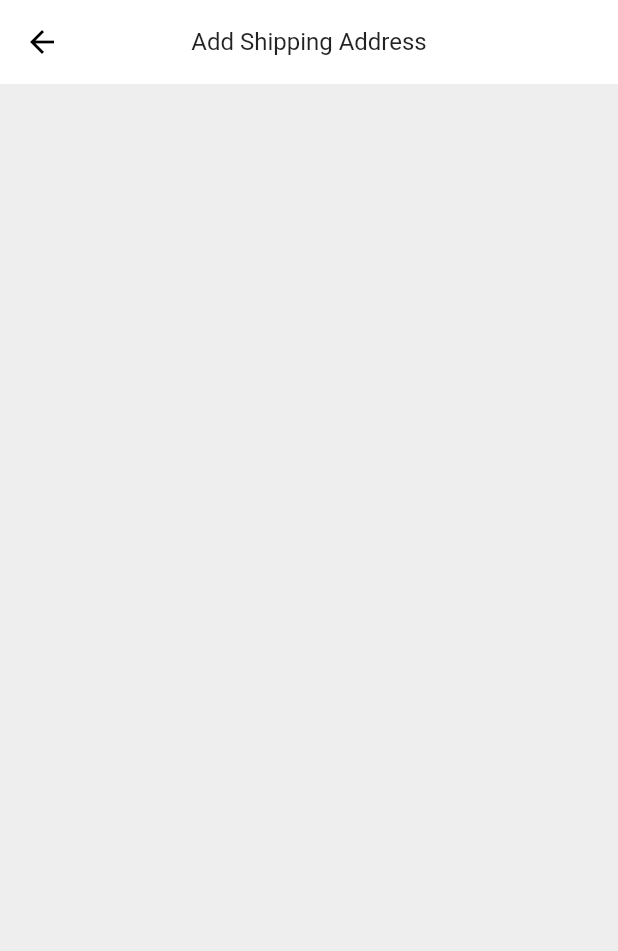
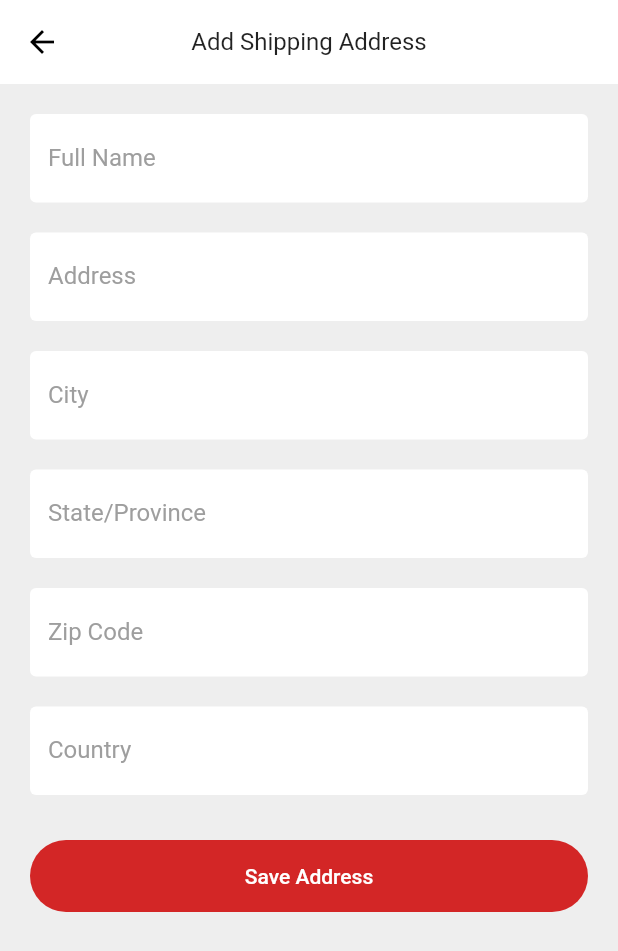
Before and after one commit to mustafa-farag/E-commerce_V2, a Flutter app: the AddShippingAddressScreen screen opened directly, on a phone screen of 412 x 824 dp. Shown: the top 951 px of the screen. Run offline on Flutter 3.47's test engine with Material 2 defaults, Android fonts, the phone set to English and light mode, and no system bars; our stand-ins replace cloud_firestore, firebase_auth, firebase_core, flutter_rating_bar, font_awesome_flutter, persistent_bottom_nav_bar_v2; accounts and stored records are empty; network calls fail.

Commit message:
add address page UI

```diff
--- a/lib/views/screens/checkout/add_shipping_address.dart
+++ b/lib/views/screens/checkout/add_shipping_address.dart
@@ -1,7 +1,34 @@
+import 'package:commercialapp/views/widgets/default_button.dart';
+import 'package:commercialapp/views/widgets/default_text_form_field.dart';
 import 'package:flutter/material.dart';
 
-class AddShippingAddressScreen extends StatelessWidget {
+class AddShippingAddressScreen extends StatefulWidget {
   const AddShippingAddressScreen({Key? key}) : super(key: key);
+
+  @override
+  State<AddShippingAddressScreen> createState() =>
+      _AddShippingAddressScreenState();
+}
+
+class _AddShippingAddressScreenState extends State<AddShippingAddressScreen> {
+  final _formKey = GlobalKey<FormState>();
+  final _fullNameController = TextEditingController();
+  final _addressController = TextEditingController();
+  final _cityController = TextEditingController();
+  final _stateController = TextEditingController();
+  final _zipCodeController = TextEditingController();
+  final _countryController = TextEditingController();
+
+  @override
+  void dispose() {
+    _fullNameController.dispose();
+    _addressController.dispose();
+    _cityController.dispose();
+    _stateController.dispose();
+    _zipCodeController.dispose();
+    _countryController.dispose();
+    super.dispose();
+  }
 
   @override
   Widget build(BuildContext context) {
@@ -13,6 +40,79 @@ class AddShippingAddressScreen extends StatelessWidget {
         ),
         centerTitle: true,
       ),
+      body: SingleChildScrollView(
+        child: Form(
+          key: _formKey,
+          child: Padding(
+            padding: const EdgeInsets.all(20.0),
+            child: Column(
+              children: [
+                DefaultTextFormField(
+                  hintText: 'name',
+                  validate: (value) =>
+                  value!.isNotEmpty ? null : 'Please enter your name',
+                  controller: _fullNameController,
+                  type: TextInputType.text,
+                  isSecure: false,
+                  labelText: 'Full Name',
+                ),
+                const SizedBox(height: 20,),
+                DefaultTextFormField(
+                  hintText: 'address',
+                  validate: (value) =>
+                  value!.isNotEmpty ? null : 'Please enter your name',
+                  controller: _addressController,
+                  type: TextInputType.text,
+                  isSecure: false,
+                  labelText: 'Address',
+                ),
+                const SizedBox(height: 20,),
+                DefaultTextFormField(
+                  hintText: 'city',
+                  validate: (value) =>
+                  value!.isNotEmpty ? null : 'Please enter your name',
+                  controller: _cityController,
+                  type: TextInputType.text,
+                  isSecure: false,
+                  labelText: 'City',
+                ),
+                const SizedBox(height: 20,),
+                DefaultTextFormField(
+                  hintText: 'state',
+                  validate: (value) =>
+                  value!.isNotEmpty ? null : 'Please enter your name',
+                  controller: _stateController,
+                  type: TextInputType.text,
+                  isSecure: false,
+                  labelText: 'State/Province',
+                ),
+                const SizedBox(height: 20,),
+                DefaultTextFormField(
+                  hintText: 'zip code',
+                  validate: (value) =>
+                  value!.isNotEmpty ? null : 'Please enter your name',
+                  controller: _zipCodeController,
+                  type: TextInputType.number,
+                  isSecure: false,
+                  labelText: "Zip Code",
+                ),
+                const SizedBox(height: 20,),
+                DefaultTextFormField(
+                  hintText: 'country',
+                  validate: (value) =>
+                  value!.isNotEmpty ? null : 'Please enter your name',
+                  controller: _countryController,
+                  type: TextInputType.text,
+                  isSecure: false,
+                  labelText: 'Country',
+                ),
+                const SizedBox(height: 30,),
+                DefaultButton(onPressed: (){}, text: 'Save Address'),
+              ],
+            ),
+          ),
+        ),
+      ),
     );
   }
 }
```
